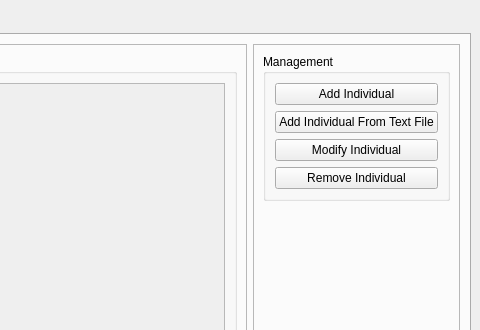
MachineLearningControl/OpenMLC-Python, file MLC/GUI/Autogenerated/mlc_qtcreator/experiment.ui: the form before one commit; both pictures show x 481 to 961 and y 0 to 330 of the 961 by 568 pixel window.
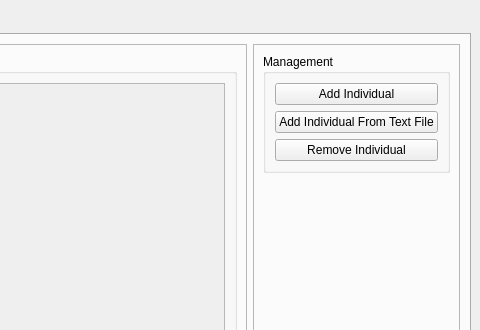
The form after the commit. The open tabs and pages were chosen to show the change.

Commit message:
Added remove and modify functionality in the first indivs tab
* #48

What changed in the file:
```diff
--- a/MLC/GUI/Autogenerated/mlc_qtcreator/experiment.ui
+++ b/MLC/GUI/Autogenerated/mlc_qtcreator/experiment.ui
@@ -724,13 +724,6 @@
                 </property>
                </widget>
               </item>
-              <item>
-               <widget class="QPushButton" name="first_modifiy_indiv">
-                <property name="text">
-                 <string>Modify Individual</string>
-                </property>
-               </widget>
-              </item>
               <item>
                <widget class="QPushButton" name="first_remove_indiv">
                 <property name="text">
```
Left out of the diff: 19 changed lines with no effect on the pictures. The commit also changes 5 other files.
